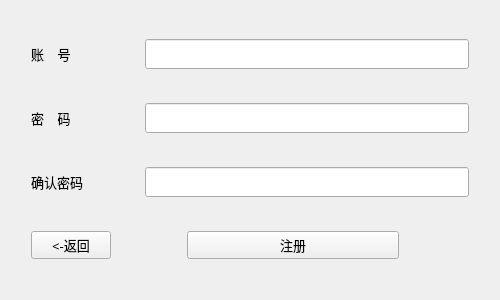
Old version of the form resource/ui/register.ui in the repository 1306588647/Gas_production_prediction_system.
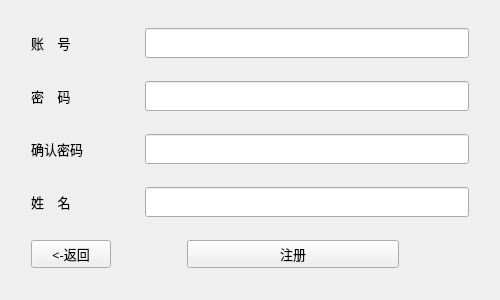
New version of the form.

```diff
--- a/resource/ui/register.ui
+++ b/resource/ui/register.ui
@@ -58,6 +58,9 @@
          <pointsize>11</pointsize>
         </font>
        </property>
+       <property name="echoMode">
+        <enum>QLineEdit::Normal</enum>
+       </property>
       </widget>
      </item>
     </layout>
@@ -140,6 +143,45 @@
      </item>
     </layout>
    </item>
+   <item>
+    <layout class="QHBoxLayout" name="horizontalLayout_5" stretch="2,6">
+     <property name="leftMargin">
+      <number>20</number>
+     </property>
+     <property name="rightMargin">
+      <number>20</number>
+     </property>
+     <item>
+      <widget class="QLabel" name="label_6">
+       <property name="font">
+        <font>
+         <family>宋体</family>
+         <pointsize>10</pointsize>
+        </font>
+       </property>
+       <property name="styleSheet">
+        <string notr="true"/>
+       </property>
+       <property name="text">
+        <string>姓    名</string>
+       </property>
+      </widget>
+     </item>
+     <item>
+      <widget class="QLineEdit" name="text_name">
+       <property name="font">
+        <font>
+         <family>宋体</family>
+         <pointsize>11</pointsize>
+        </font>
+       </property>
+       <property name="echoMode">
+        <enum>QLineEdit::Normal</enum>
+       </property>
+      </widget>
+     </item>
+    </layout>
+   </item>
    <item>
     <layout class="QHBoxLayout" name="horizontalLayout_4" stretch="1,1,3,1">
      <property name="leftMargin">
```
